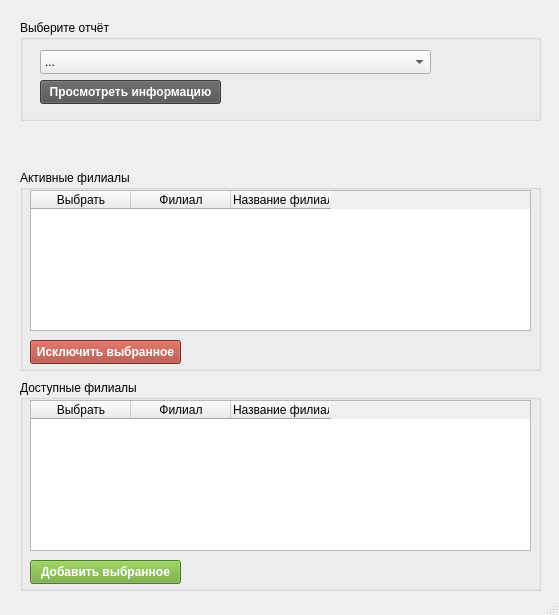
Qt form src/gui/filial_cp.ui (vzubriichuk/Filials_control_panel) before a commit.
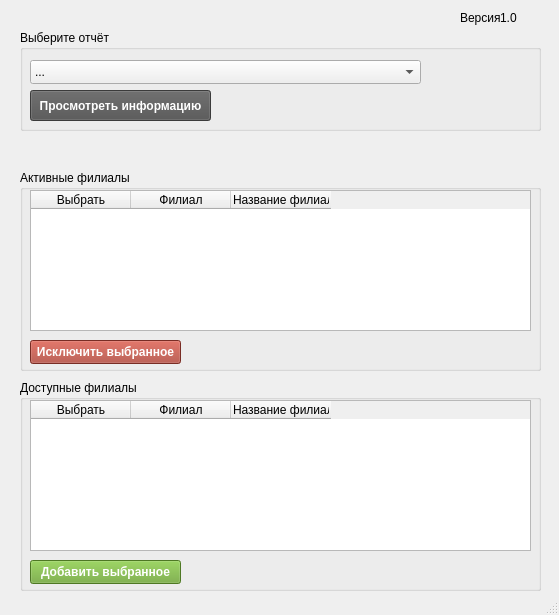
The same form after that commit.

What changed in the file:
```diff
--- a/src/gui/filial_cp.ui
+++ b/src/gui/filial_cp.ui
@@ -18,7 +18,7 @@
     <property name="geometry">
      <rect>
       <x>20</x>
-      <y>20</y>
+      <y>30</y>
       <width>521</width>
       <height>101</height>
      </rect>
@@ -35,10 +35,10 @@
     <widget class="QPushButton" name="btn_report_info">
      <property name="geometry">
       <rect>
-       <x>20</x>
+       <x>10</x>
        <y>60</y>
        <width>181</width>
-       <height>24</height>
+       <height>31</height>
       </rect>
      </property>
      <property name="styleSheet">
@@ -54,7 +54,7 @@
     <widget class="QComboBox" name="reports_dropdown">
      <property name="geometry">
       <rect>
-       <x>20</x>
+       <x>10</x>
        <y>30</y>
        <width>391</width>
        <height>24</height>
@@ -206,6 +206,32 @@
      </property>
     </widget>
    </widget>
+   <widget class="QLabel" name="lbl_version">
+    <property name="geometry">
+     <rect>
+      <x>460</x>
+      <y>10</y>
+      <width>41</width>
+      <height>16</height>
+     </rect>
+    </property>
+    <property name="text">
+     <string>Версия:</string>
+    </property>
+   </widget>
+   <widget class="QLabel" name="lbl_ver_num">
+    <property name="geometry">
+     <rect>
+      <x>500</x>
+      <y>10</y>
+      <width>41</width>
+      <height>16</height>
+     </rect>
+    </property>
+    <property name="text">
+     <string>1.0</string>
+    </property>
+   </widget>
   </widget>
   <widget class="QStatusBar" name="statusbar"/>
  </widget>
```
